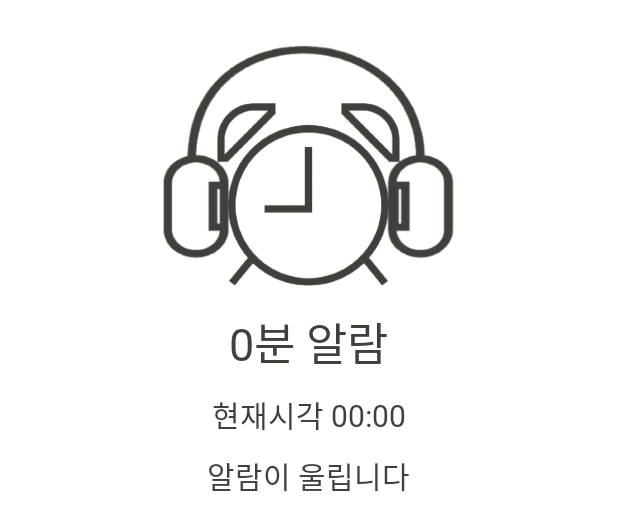
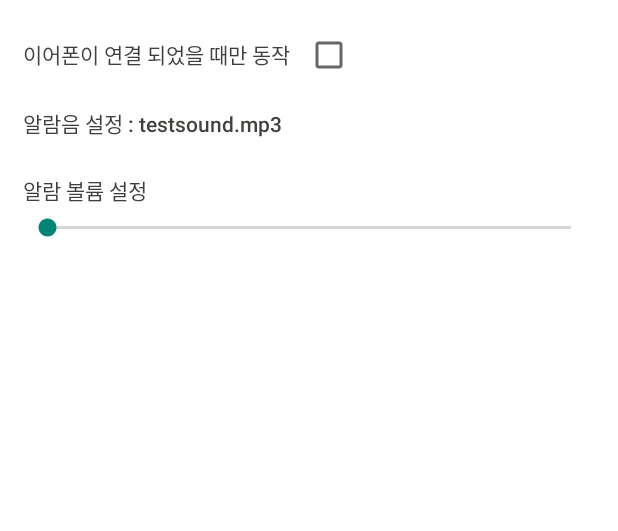
Before and after one commit to p-chanmin/EarAlarmApp, an Android app: the layout dialog.xml on its own in the app's theme, with its tools: preview values and no code run, on a phone screen of 412 x 824 dp. Shown: the top 531 px of the screen. Run offline under Robolectric (Android 15) with nearby library versions, the phone set to English and light mode, and no system bars.

Commit message:
Add dialog

```diff
--- a/app/src/main/java/kr/ac/tukorea/android/earalarm/MainActivity.kt
+++ b/app/src/main/java/kr/ac/tukorea/android/earalarm/MainActivity.kt
@@ -1,11 +1,14 @@
 package kr.ac.tukorea.android.earalarm
 
 import android.app.AlarmManager
+import android.app.AlertDialog
 import android.app.PendingIntent
 import android.content.Intent
 import android.os.Build
 import android.os.Bundle
+import android.os.Environment
 import android.os.SystemClock
+import android.util.Log
 import android.view.View
 import android.widget.Button
 import android.widget.TextView
@@ -13,6 +16,7 @@ import android.widget.TimePicker
 import android.widget.Toast
 import androidx.annotation.RequiresApi
 import androidx.appcompat.app.AppCompatActivity
+import java.io.File
 import java.text.SimpleDateFormat
 import java.util.*
 
@@ -35,6 +39,8 @@ class MainActivity : AppCompatActivity() {
     lateinit var alarmTextmin: TextView
     lateinit var alarmTextendtime: TextView
     lateinit var endtime: String
+    lateinit var settingView : View
+    lateinit var mediabtn : Button
 
     companion object {
         lateinit var prefs: PreferenceUtil
@@ -90,7 +96,6 @@ class MainActivity : AppCompatActivity() {
         alarmOffbtn = findViewById<Button>(R.id.alarm_off_btn)
         alarmTextmin = findViewById<TextView>(R.id.alarm_min)
         alarmTextendtime = findViewById<TextView>(R.id.alarm_endtime)
-
 
         // 타임 픽커가 바뀌면 종료 시각 반영
         tPicker.setOnTimeChangedListener { timePicker, hour, min ->
@@ -173,6 +178,21 @@ class MainActivity : AppCompatActivity() {
         val alarmManager = getSystemService(ALARM_SERVICE) as AlarmManager
         val intentAlarm =
             Intent(this, AlarmReceiver::class.java)  // 알람 조건이 충족되었을 때, 리시버로 전달될 인텐트를 설정
+
+        // 알람 설정 버튼 이벤트
+        settingbtn.setOnClickListener {
+            settingView = View.inflate(this, R.layout.dialog, null)
+            var dlg = AlertDialog.Builder(this)
+            dlg.setTitle("알람 설정")
+            dlg.setIcon(R.drawable.clock_with_earphone)
+            dlg.setView(settingView)
+            dlg.setPositiveButton("설정", null)
+            mediabtn = settingView.findViewById<Button>(R.id.setmedia)
+            mediabtn.setOnClickListener {
+
+            }
+            dlg.show()
+        }
 
         // 타이머 시작 버튼 이벤트
         startTimerbtn.setOnClickListener {
--- a/app/src/main/res/layout/activity_main.xml
+++ b/app/src/main/res/layout/activity_main.xml
@@ -160,16 +160,18 @@
                     android:orientation="horizontal"
                     android:gravity="right">
                     <TextView
-                        android:id="@+id/alarm_volume"
+                        android:id="@+id/alarm_volume_text"
                         android:layout_width="wrap_content"
                         android:layout_height="wrap_content"
                         android:text="알람볼륨 : 100"
+                        android:fontFamily="@font/nanumbarun_gothic_bold"
                         android:layout_marginRight="20dp"></TextView>
                     <TextView
-                        android:id="@+id/alarm_media"
+                        android:id="@+id/alarm_media_text"
                         android:layout_width="wrap_content"
                         android:layout_height="wrap_content"
                         android:text="알람음 : textsound.mp3"
+                        android:fontFamily="@font/nanumbarun_gothic_bold"
                         android:layout_marginRight="20dp"></TextView>
 
                 </LinearLayout>
--- a/app/src/main/res/layout/dialog.xml
+++ b/app/src/main/res/layout/dialog.xml
@@ -3,43 +3,62 @@
     android:orientation="vertical"
     android:layout_width="match_parent"
     android:layout_height="match_parent"
-    android:background="@color/white">
+    android:background="@color/white"
+    android:padding="15dp">
 
-    <ImageView
-        android:layout_width="200dp"
-        android:layout_height="200dp"
-        android:layout_gravity="center"
-        android:src="@drawable/clock_with_earphone"></ImageView>
+    <LinearLayout
+        android:layout_width="match_parent"
+        android:layout_height="wrap_content"
+        android:orientation="horizontal"
+        android:layout_marginTop="5dp"
+        android:layout_marginBottom="5dp">
+        <TextView
+            android:layout_width="wrap_content"
+            android:layout_height="wrap_content"
+            android:text="이어폰이 연결 되었을 때만 동작"
+            android:textColor="@color/normal_text"
+            android:layout_marginRight="10dp"></TextView>
+        <CheckBox
+            android:id="@+id/earPhoneMode"
+            android:layout_width="wrap_content"
+            android:layout_height="wrap_content">
+        </CheckBox>
+    </LinearLayout>
 
-    <TextView
-        android:layout_width="wrap_content"
+    <Button
+        android:id="@+id/setmedia"
+        android:layout_width="match_parent"
         android:layout_height="wrap_content"
-        android:text="0분 알람"
-        android:textSize="30dp"
-        android:fontFamily="@font/nanumbarun_gothic_bold"
-        android:textColor="@color/normal_text"
-        android:layout_margin="5dp"
-        android:layout_gravity="center">
-    </TextView>
-    <TextView
-        android:layout_width="wrap_content"
+        android:gravity="left|center"
+        android:backgroundTint="@color/white"
+        android:background="#00ff0000"
+        android:text="알람음 설정 : testsound.mp3"
+        android:textAllCaps="false"
+        android:textColor="@color/normal_text"></Button>
+
+    <LinearLayout
+        android:layout_width="match_parent"
         android:layout_height="wrap_content"
-        android:text="현재시각 00:00"
-        android:textSize="20dp"
-        android:fontFamily="@font/nanumbarun_gothic_bold"
-        android:textColor="@color/normal_text"
-        android:layout_margin="5dp"
-        android:layout_gravity="center">
-    </TextView>
-    <TextView
-        android:layout_width="wrap_content"
-        android:layout_height="wrap_content"
-        android:text="알람이 울립니다"
-        android:textSize="20dp"
-        android:fontFamily="@font/nanumbarun_gothic_bold"
-        android:textColor="@color/normal_text"
-        android:layout_margin="5dp"
-        android:layout_gravity="center">
-    </TextView>
+        android:orientation="vertical"
+        android:layout_marginTop="10dp"
+        android:layout_marginBottom="5dp">
+        <TextView
+            android:layout_width="wrap_content"
+            android:layout_height="wrap_content"
+            android:text="알람 볼륨 설정"
+            android:textColor="@color/normal_text"
+            android:layout_marginRight="10dp"></TextView>
+        <SeekBar
+            android:layout_marginTop="5dp"
+            android:id="@+id/alarm_volume"
+            android:layout_width="match_parent"
+            android:layout_height="wrap_content">
+        </SeekBar>
+    </LinearLayout>
+
+
+
+
+
 
 </LinearLayout>
```
